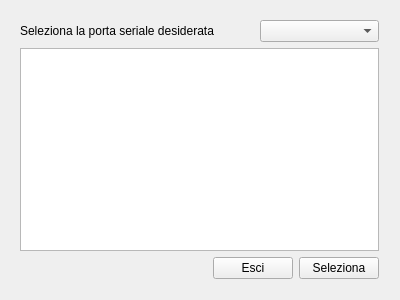
Qt form selectionWindows.ui (ndrgrimm/Spiedo_PC) before a commit.
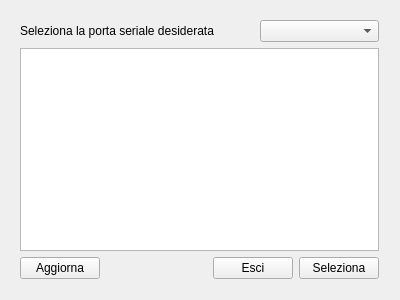
The same form after that commit.

The edit to the form file:
```diff
--- a/selectionWindows.ui
+++ b/selectionWindows.ui
@@ -42,6 +42,13 @@
     </item>
     <item>
      <layout class="QHBoxLayout" name="l_selectionButton">
+      <item>
+       <widget class="QPushButton" name="m_reloadList">
+        <property name="text">
+         <string>Aggiorna</string>
+        </property>
+       </widget>
+      </item>
       <item>
        <spacer name="horizontalSpacer">
         <property name="orientation">
```
